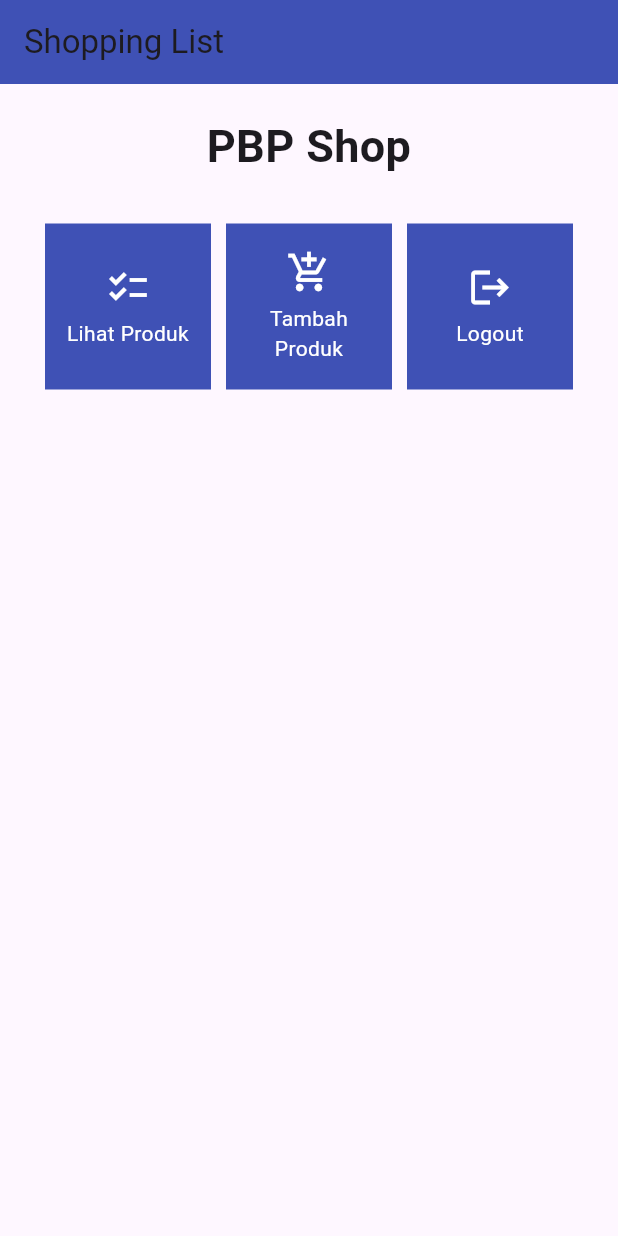
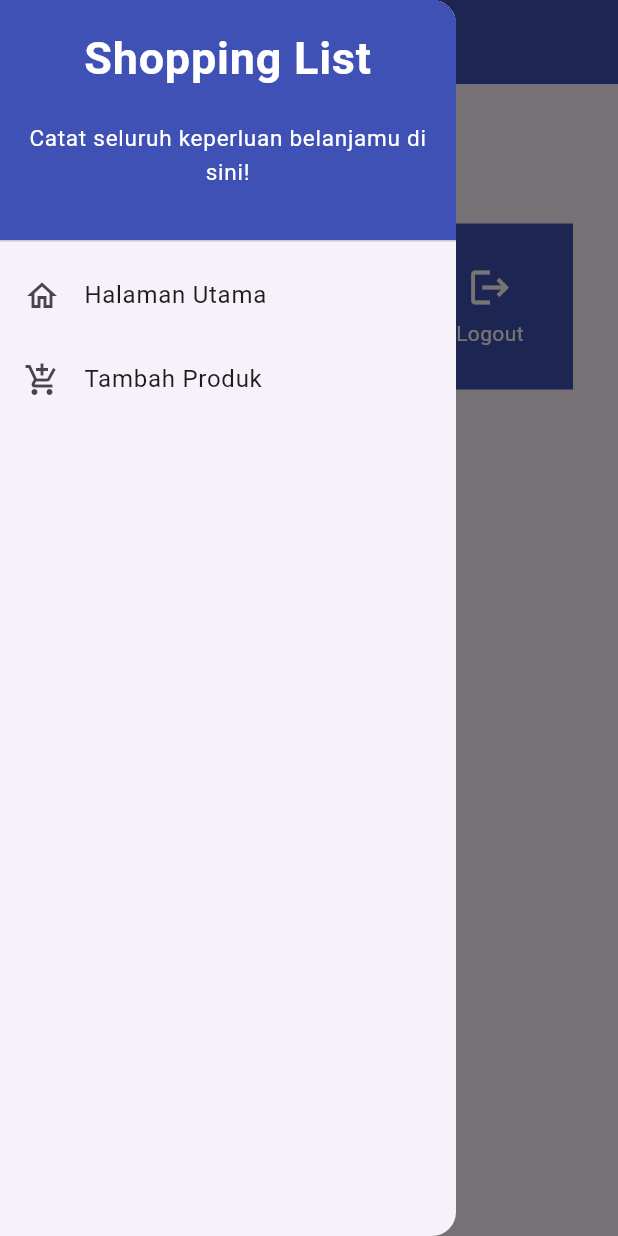
Before and after one commit to fayyazheva/flutter_shoppinglist, a Flutter app: the screen it shows after launch, with the side drawer open (before the commit the screen has no drawer), on a phone screen of 412 x 824 dp. Run offline on Flutter 3.47's test engine with Material 2 defaults, Android fonts, the phone set to English and light mode, and no system bars.

Commit message:
tutorial 7 selesai

```diff
--- a/lib/main.dart
+++ b/lib/main.dart
@@ -1,5 +1,5 @@
 import 'package:flutter/material.dart';
-import 'package:shopping_list/menu.dart';
+import 'package:shopping_list/screens/menu.dart';
 
 void main() {
   runApp(const MyApp());
--- a/lib/menu.dart
+++ /dev/null
@@ -1,156 +0,0 @@
-import 'package:flutter/material.dart';
-class MyHomePage extends StatelessWidget {
-   MyHomePage({Key? key}) : super(key: key);
-
-  final List<ShopItem> items = [
-    ShopItem("Lihat Produk", Icons.checklist),
-    ShopItem("Tambah Produk", Icons.add_shopping_cart),
-    ShopItem("Logout", Icons.logout),
-  ];
-  // This widget is the home page of your application. It is stateful, meaning
-  // that it has a State object (defined below) that contains fields that affect
-  // how it looks.
-
-  // This class is the configuration for the state. It holds the values (in this
-  // case the title) provided by the parent (in this case the App widget) and
-  // used by the build method of the State. Fields in a Widget subclass are
-  // always marked "final".
-
-  // final String title;
-
-  // @override
-  // State<MyHomePage> createState() => _MyHomePageState();
-
-  @override
-    Widget build(BuildContext context) {
-        return Scaffold(
-      appBar: AppBar(
-        title: const Text(
-          'Shopping List',
-        ),
-      ),
-      body: SingleChildScrollView(
-        // Widget wrapper yang dapat discroll
-        child: Padding(
-          padding: const EdgeInsets.all(10.0), // Set padding dari halaman
-          child: Column(
-            // Widget untuk menampilkan children secara vertikal
-            children: <Widget>[
-              const Padding(
-                padding: EdgeInsets.only(top: 10.0, bottom: 10.0),
-                // Widget Text untuk menampilkan tulisan dengan alignment center dan style yang sesuai
-                child: Text(
-                  'PBP Shop', // Text yang menandakan toko
-                  textAlign: TextAlign.center,
-                  style: TextStyle(
-                    fontSize: 30,
-                    fontWeight: FontWeight.bold,
-                  ),
-                ),
-              ),
-              // Grid layout
-              GridView.count(
-                // Container pada card kita.
-                primary: true,
-                padding: const EdgeInsets.all(20),
-                crossAxisSpacing: 10,
-                mainAxisSpacing: 10,
-                crossAxisCount: 3,
-                shrinkWrap: true,
-                children: items.map((ShopItem item) {
-                  // Iterasi untuk setiap item
-                  return ShopCard(item);
-                }).toList(),
-              ),
-            ],
-          ),
-        ),
-      ),
-    );
-  }
-}
-
-class ShopItem {
-  final String name;
-  final IconData icon;
-
-  ShopItem(this.name, this.icon);
-}
-
-
-class ShopCard extends StatelessWidget {
-  final ShopItem item;
-
-  const ShopCard(this.item, {super.key}); // Constructor
-
-  @override
-  Widget build(BuildContext context) {
-    return Material(
-      color: Colors.indigo,
-      child: InkWell(
-        // Area responsive terhadap sentuhan
-        onTap: () {
-          // Memunculkan SnackBar ketika diklik
-          ScaffoldMessenger.of(context)
-            ..hideCurrentSnackBar()
-            ..showSnackBar(SnackBar(
-                content: Text("Kamu telah menekan tombol ${item.name}!")));
-        },
-        child: Container(
-          // Container untuk menyimpan Icon dan Text
-          padding: const EdgeInsets.all(8),
-          child: Center(
-            child: Column(
-              mainAxisAlignment: MainAxisAlignment.center,
-              children: [
-                Icon(
-                  item.icon,
-                  color: Colors.white,
-                  size: 30.0,
-                ),
-                const Padding(padding: EdgeInsets.all(3)),
-                Text(
-                  item.name,
-                  textAlign: TextAlign.center,
-                  style: const TextStyle(color: Colors.white),
-                ),
-              ],
-            ),
-          ),
-        ),
-      ),
-    );
-  }
-}
-// class _MyHomePageState extends State<MyHomePage> {
-//   int _counter = 0;
-
-//   void _incrementCounter() {
-//     setState(() {
-//       // This call to setState tells the Flutter framework that something has
-//       // changed in this State, which causes it to rerun the build method below
-//       // so that the display can reflect the updated values. If we changed
-//       // _counter without calling setState(), then the build method would not be
-//       // called again, and so nothing would appear to happen.
-//       _counter++;
-//     });
-//   }
-
-//   @override
-//   Widget build(BuildContext context) {
-//     // This method is rerun every time setState is called, for instance as done
-//     // by the _incrementCounter method above.
-//     //
-//     // The Flutter framework has been optimized to make rerunning build methods
-//     // fast, so that you can just rebuild anything that needs updating rather
-//     // than having to individually change instances of widgets.
-//     return Scaffold(
-
-//       floatingActionButton: FloatingActionButton(
-//         onPressed: _incrementCounter,
-//         tooltip: 'Increment',
-//         child: const Icon(Icons.add),
-//       ), // This trailing comma makes auto-formatting nicer for build methods.
-//     );
-//   }
-// }
--- /dev/null
+++ b/lib/screens/menu.dart
@@ -0,0 +1,65 @@
+import 'package:flutter/material.dart';
+import 'package:shopping_list/widgets/left_drawer.dart';
+import 'package:shopping_list/screens/shoplist_form.dart';
+import 'package:shopping_list/widgets/shop_card.dart';
+
+class MyHomePage extends StatelessWidget {
+  MyHomePage({Key? key}) : super(key: key);
+
+  final List<ShopItem> items = [
+    ShopItem("Lihat Produk", Icons.checklist),
+    ShopItem("Tambah Produk", Icons.add_shopping_cart),
+    ShopItem("Logout", Icons.logout),
+  ];
+
+  @override
+  Widget build(BuildContext context) {
+    return Scaffold(
+      appBar: AppBar(
+        title: const Text(
+          'Shopping List',
+        ),
+        backgroundColor: Colors.indigo,
+        foregroundColor: Colors.white,
+      ),
+      drawer: const LeftDrawer(),
+      body: SingleChildScrollView(
+        // Widget wrapper yang dapat discroll
+        child: Padding(
+          padding: const EdgeInsets.all(10.0), // Set padding dari halaman
+          child: Column(
+            // Widget untuk menampilkan children secara vertikal
+            children: <Widget>[
+              const Padding(
+                padding: EdgeInsets.only(top: 10.0, bottom: 10.0),
+                // Widget Text untuk menampilkan tulisan dengan alignment center dan style yang sesuai
+                child: Text(
+                  'PBP Shop', // Text yang menandakan toko
+                  textAlign: TextAlign.center,
+                  style: TextStyle(
+                    fontSize: 30,
+                    fontWeight: FontWeight.bold,
+                  ),
+                ),
+              ),
+              // Grid layout
+              GridView.count(
+                // Container pada card kita.
+                primary: true,
+                padding: const EdgeInsets.all(20),
+                crossAxisSpacing: 10,
+                mainAxisSpacing: 10,
+                crossAxisCount: 3,
+                shrinkWrap: true,
+                children: items.map((ShopItem item) {
+                  // Iterasi untuk setiap item
+                  return ShopCard(item);
+                }).toList(),
+              ),
+            ],
+          ),
+        ),
+      ),
+    );
+  }
+}
--- /dev/null
+++ b/lib/widgets/left_drawer.dart
@@ -0,0 +1,73 @@
+import 'package:flutter/material.dart';
+import 'package:shopping_list/screens/menu.dart';
+import 'package:shopping_list/screens/shoplist_form.dart';
+
+// TODO: Impor halaman ShopFormPage jika sudah dibuat
+
+class LeftDrawer extends StatelessWidget {
+  const LeftDrawer({super.key});
+
+  @override
+  Widget build(BuildContext context) {
+    return Drawer(
+      child: ListView(
+        children: [
+          const DrawerHeader(
+            decoration: BoxDecoration(
+              color: Colors.indigo,
+            ),
+            child: Column(
+              children: [
+                Text(
+                  'Shopping List',
+                  textAlign: TextAlign.center,
+                  style: TextStyle(
+                    fontSize: 30,
+                    fontWeight: FontWeight.bold,
+                    color: Colors.white,
+                  ),
+                ),
+                Padding(padding: EdgeInsets.all(10)),
+                Text(
+                  "Catat seluruh keperluan belanjamu di sini!",
+                  textAlign: TextAlign.center,
+                  style: TextStyle(
+                    fontSize: 15,
+                    color: Colors.white,
+                    fontWeight: FontWeight.normal,
+                  ),
+                ),
+              ],
+            ),
+          ),
+          ListTile(
+            leading: const Icon(Icons.home_outlined),
+            title: const Text('Halaman Utama'),
+            // Bagian redirection ke MyHomePage
+            onTap: () {
+              Navigator.pushReplacement(
+                  context,
+                  MaterialPageRoute(
+                    builder: (context) => MyHomePage(),
+                  ));
+            },
+          ),
+          ListTile(
+            leading: const Icon(Icons.add_shopping_cart),
+            title: const Text('Tambah Produk'),
+            // Bagian redirection ke ShopFormPage
+            onTap: () {
+              Navigator.push(
+                context,
+                MaterialPageRoute(
+                  builder: (context) =>
+                      ShopFormPage(), // Ganti dengan nama halaman yang sesuai
+                ),
+              );
+            },
+          ),
+        ],
+      ),
+    );
+  }
+}
--- /dev/null
+++ b/lib/widgets/shop_card.dart
@@ -0,0 +1,65 @@
+import 'package:shopping_list/screens/shoplist_form.dart';
+import 'package:flutter/material.dart';
+
+class ShopItem {
+  final String name;
+  final IconData icon;
+
+  ShopItem(this.name, this.icon);
+}
+
+class ShopCard extends StatelessWidget {
+  final ShopItem item;
+
+  const ShopCard(this.item, {Key? key}) : super(key: key); // Constructor
+
+  @override
+  Widget build(BuildContext context) {
+    return Material(
+      color: Colors.indigo,
+      child: InkWell(
+        // Area responsive terhadap sentuhan
+        onTap: () {
+          // Memunculkan SnackBar ketika diklik
+          ScaffoldMessenger.of(context)
+            ..hideCurrentSnackBar()
+            ..showSnackBar(SnackBar(
+                content: Text("Kamu telah menekan tombol ${item.name}!")));
+
+          // Navigate ke route yang sesuai (tergantung jenis tombol)
+          if (item.name == "Tambah Produk") {
+            Navigator.push(
+              context,
+              MaterialPageRoute(
+                builder: (context) =>
+                    ShopFormPage(), // Gunakan ShopFormPage() untuk membuat instance halaman
+              ),
+            );
+          }
+        },
+        child: Container(
+          // Container untuk menyimpan Icon dan Text
+          padding: const EdgeInsets.all(8),
+          child: Center(
+            child: Column(
+              mainAxisAlignment: MainAxisAlignment.center,
+              children: [
+                Icon(
+                  item.icon,
+                  color: Colors.white,
+                  size: 30.0,
+                ),
+                const Padding(padding: EdgeInsets.all(3)),
+                Text(
+                  item.name,
+                  textAlign: TextAlign.center,
+                  style: const TextStyle(color: Colors.white),
+                ),
+              ],
+            ),
+          ),
+        ),
+      ),
+    );
+  }
+}
```
Also changed, not shown: lib/screens/shoplist_form.dart (added, +157 -0 lines).
